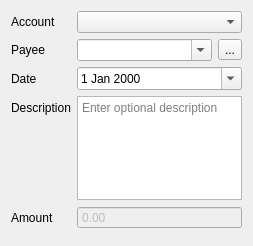
First picture: the form in src/views/ui_files/dialogs/refund_transaction_dialog.ui, repository JakubFranek/Kapytal, before the edit.
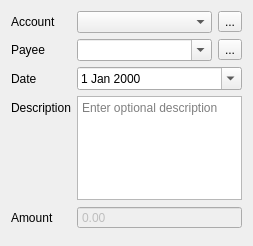
Second picture: the form after the edit.

```diff
--- a/src/views/ui_files/dialogs/refund_transaction_dialog.ui
+++ b/src/views/ui_files/dialogs/refund_transaction_dialog.ui
@@ -39,6 +39,8 @@
       </widget>
      </item>
      <item row="0" column="1">
+      <layout class="QHBoxLayout" name="accountHorizontalLayout">
+       <item>
       <widget class="QComboBox" name="accountsComboBox">
        <property name="sizePolicy">
         <sizepolicy hsizetype="Preferred" vsizetype="Fixed">
@@ -54,6 +56,15 @@
        </property>
       </widget>
      </item>
+       <item>
+        <widget class="QToolButton" name="accountsToolButton">
+         <property name="text">
+          <string>...</string>
+         </property>
+        </widget>
+       </item>
+      </layout>
+     </item>
      <item row="1" column="0">
       <widget class="QLabel" name="payeeLabel">
        <property name="text">
```
Left out of the diff: 6 changed lines with no effect on the pictures. Lines whose indentation alone changed are shown as unchanged.
